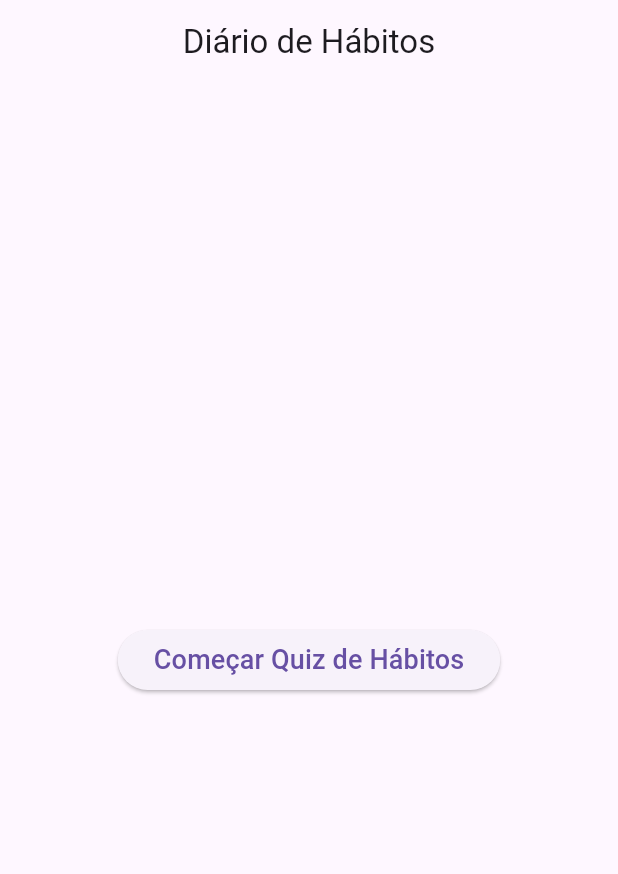
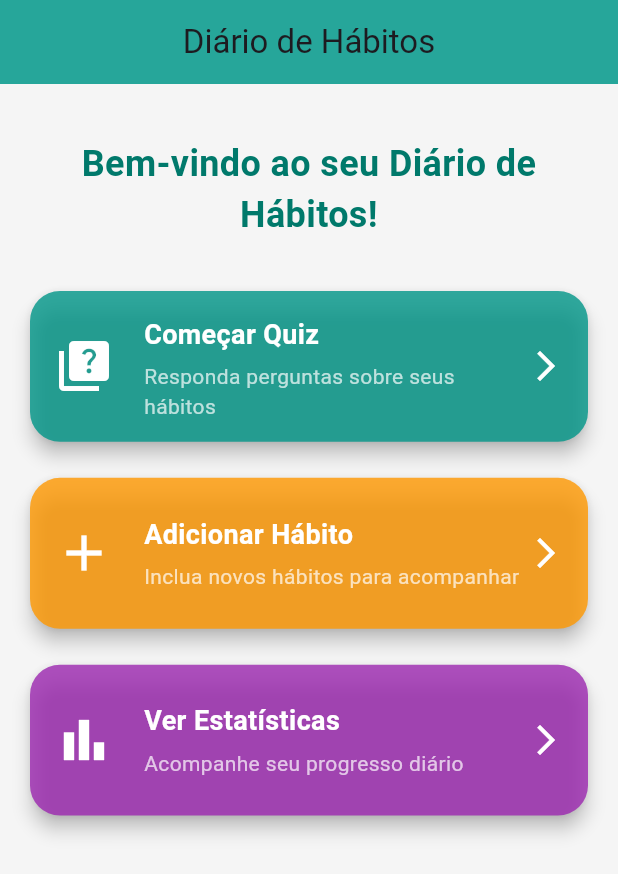
Before and after one commit to EricIkeda1/Quiz2Go, a Flutter app: the screen it shows after launch, on a phone screen of 412 x 824 dp. Shown: the top 874 px of the screen. Run offline on Flutter 3.47's test engine with Material 3 defaults, Android fonts, the light colour scheme and no system bars.

Commit message:
Início diferente

```diff
--- a/lib/paginas/home.dart
+++ b/lib/paginas/home.dart
@@ -10,18 +10,108 @@ class Home extends StatelessWidget {
       appBar: AppBar(
         title: const Text("Diário de Hábitos"),
         centerTitle: true,
+        backgroundColor: Colors.teal[400],
       ),
-      body: Center(
-        child: ElevatedButton(
-          onPressed: () {
-            Navigator.push(
-              context,
-              MaterialPageRoute(builder: (context) => const Quiz()),
-            );
-          },
-          child: const Text(
-            "Começar Quiz de Hábitos",
-            style: TextStyle(fontSize: 18),
+      backgroundColor: Colors.grey[100],
+      body: Padding(
+        padding: const EdgeInsets.all(16.0),
+        child: Column(
+          crossAxisAlignment: CrossAxisAlignment.stretch,
+          children: [
+            const SizedBox(height: 20),
+            Text(
+              "Bem-vindo ao seu Diário de Hábitos!",
+              textAlign: TextAlign.center,
+              style: TextStyle(
+                fontSize: 24,
+                fontWeight: FontWeight.bold,
+                color: Colors.teal[700],
+              ),
+            ),
+            const SizedBox(height: 30),
+            Expanded(
+              child: GridView.count(
+                crossAxisCount: 1,
+                childAspectRatio: 3.5,
+                mainAxisSpacing: 16,
+                children: [
+                  _buildCard(
+                    context,
+                    icon: Icons.quiz,
+                    title: "Começar Quiz",
+                    description: "Responda perguntas sobre seus hábitos",
+                    color: Colors.teal,
+                    onTap: () {
+                      Navigator.push(
+                        context,
+                        MaterialPageRoute(builder: (context) => const Quiz()),
+                      );
+                    },
+                  ),
+                  _buildCard(
+                    context,
+                    icon: Icons.add,
+                    title: "Adicionar Hábito",
+                    description: "Inclua novos hábitos para acompanhar",
+                    color: Colors.orange,
+                    onTap: () {
+                    },
+                  ),
+                  _buildCard(
+                    context,
+                    icon: Icons.bar_chart,
+                    title: "Ver Estatísticas",
+                    description: "Acompanhe seu progresso diário",
+                    color: Colors.purple,
+                    onTap: () {
+                    },
+                  ),
+                ],
+              ),
+            ),
+          ],
+        ),
+      ),
+    );
+  }
+
+  Widget _buildCard(BuildContext context,
+      {required IconData icon,
+      required String title,
+      required String description,
+      required Color color,
+      required VoidCallback onTap}) {
+    return GestureDetector(
+      onTap: onTap,
+      child: Card(
+        shape: RoundedRectangleBorder(borderRadius: BorderRadius.circular(20)),
+        elevation: 5,
+        color: color.withOpacity(0.8),
+        child: Padding(
+          padding: const EdgeInsets.all(16.0),
+          child: Row(
+            children: [
+              Icon(icon, size: 40, color: Colors.white),
+              const SizedBox(width: 20),
+              Expanded(
+                child: Column(
+                  crossAxisAlignment: CrossAxisAlignment.start,
+                  mainAxisAlignment: MainAxisAlignment.center,
+                  children: [
+                    Text(title,
+                        style: const TextStyle(
+                            fontSize: 18,
+                            fontWeight: FontWeight.bold,
+                            color: Colors.white)),
+                    const SizedBox(height: 5),
+                    Text(description,
+                        style:
+                            const TextStyle(fontSize: 14, color: Colors.white70)),
+                  ],
+                ),
+              ),
+              const Icon(Icons.arrow_forward_ios, color: Colors.white),
+            ],
           ),
         ),
       ),
```
Also changed, not shown: 1 other file.
